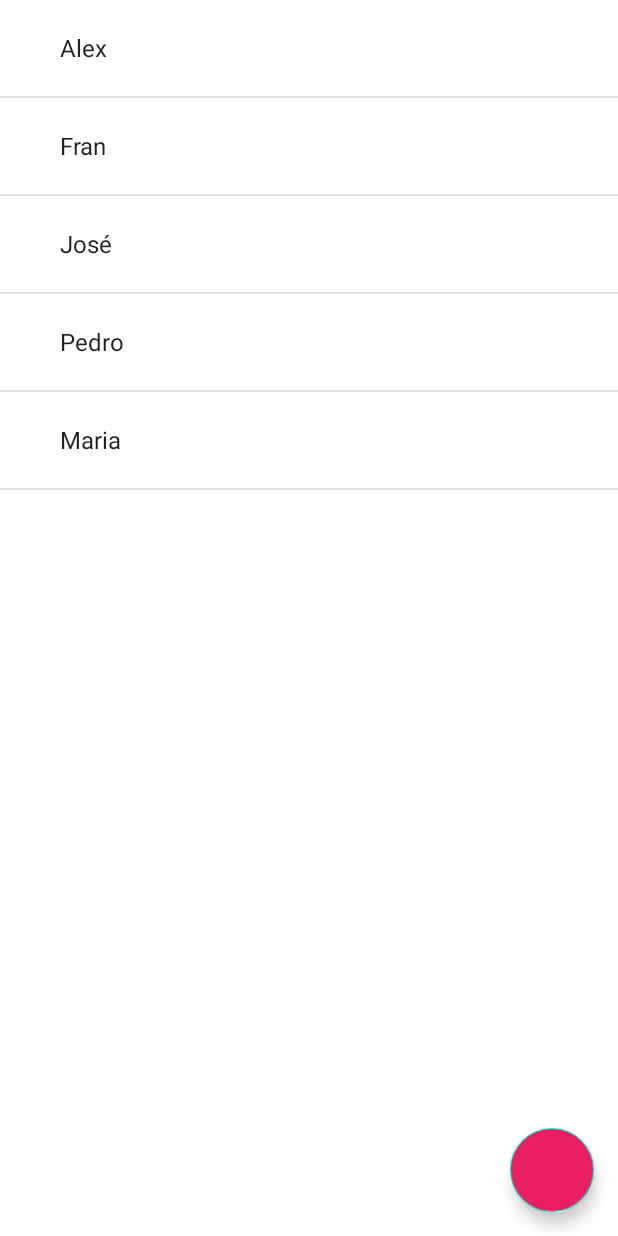
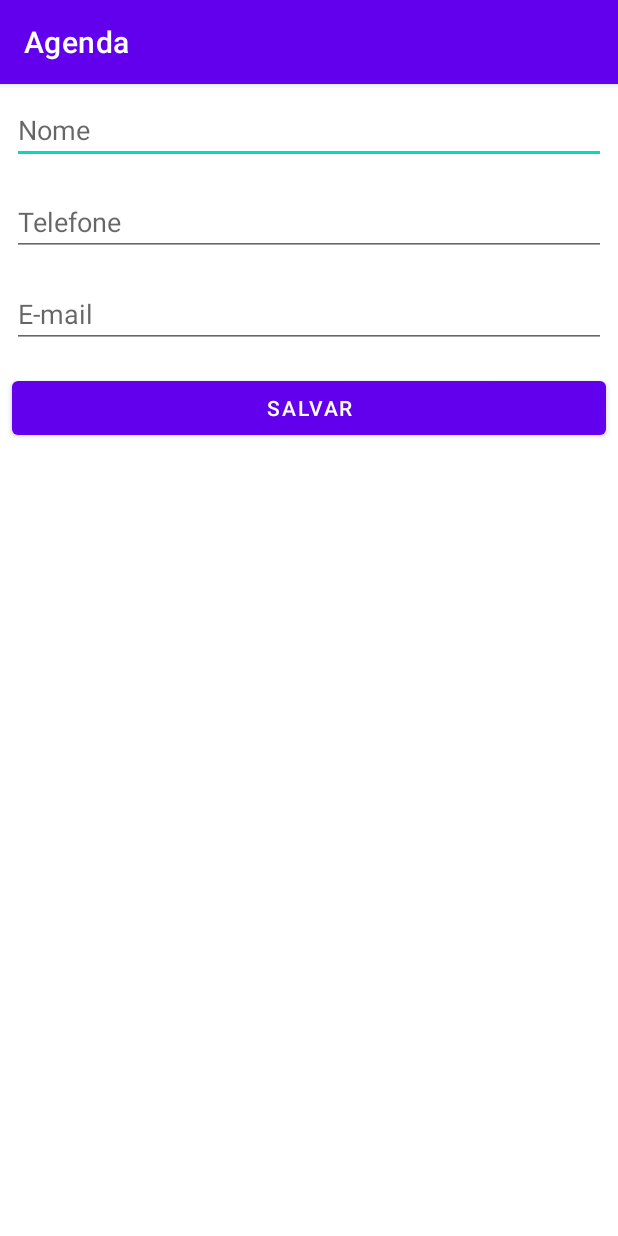
Before and after one commit to egonlr/Agenda, an Android app: the screen it shows after launch (MainActivity before the commit, FormularioAlunoActivity after it), on a phone screen of 412 x 824 dp. Run offline under Robolectric (Android 15) with nearby library versions, the phone set to English and light mode, and no system bars.

Commit message:
Trabalhando com arquivo fonte do layout

```diff
--- a/app/build.gradle
+++ b/app/build.gradle
@@ -33,6 +33,7 @@ dependencies {
     implementation 'com.google.android.material:material:1.4.0'
     implementation 'androidx.annotation:annotation:1.2.0'
     implementation 'org.jetbrains:annotations:15.0'
+    implementation 'androidx.constraintlayout:constraintlayout:2.0.4'
     testImplementation 'junit:junit:'
     androidTestImplementation 'androidx.test.ext:junit:1.1.3'
     androidTestImplementation 'androidx.test.espresso:espresso-core:3.4.0'
--- /dev/null
+++ b/app/src/main/java/com/example/agenda/ui/activity/FormularioAlunoActivity.java
@@ -0,0 +1,16 @@
+package com.example.agenda.ui.activity;
+
+import androidx.appcompat.app.AppCompatActivity;
+
+import android.os.Bundle;
+
+import com.example.agenda.R;
+
+public class FormularioAlunoActivity extends AppCompatActivity {
+
+    @Override
+    protected void onCreate(Bundle savedInstanceState) {
+        super.onCreate(savedInstanceState);
+        setContentView(R.layout.activity_formulario_aluno);
+    }
+}
--- a/app/src/main/java/com/example/agenda/MainActivity.java
+++ b/app/src/main/java/com/example/agenda/ui/activity/ListaAlunosActivity.java
@@ -1,31 +1,28 @@
-package com.example.agenda;
+package com.example.agenda.ui.activity;
 
-import android.app.Activity;
 import android.os.Bundle;
-import android.view.View;
 import android.widget.ArrayAdapter;
 import android.widget.ListView;
-import android.widget.TextView;
-import android.widget.Toast;
 
 import androidx.annotation.Nullable;
+import androidx.appcompat.app.AppCompatActivity;
 
-import org.w3c.dom.Text;
+import com.example.agenda.R;
 
+import java.util.ArrayList;
 import java.util.Arrays;
-import java.util.ArrayList;
 import java.util.List;
 
-public class MainActivity extends Activity {
+public class ListaAlunosActivity extends AppCompatActivity {
 
     @Override
     protected void onCreate(@Nullable Bundle savedInstanceState) {
         super.onCreate(savedInstanceState);
 
-        setContentView(R.layout.activity_main);
-
+        setContentView(R.layout.activity_lista_alunos);
+        setTitle("Lista de alunos");
         List<String> alunos = new ArrayList<>(Arrays.asList("Alex", "Fran", "José", "Pedro", "Maria"));
-        ListView listaDeAlunos = findViewById(R.id.activity_main_lista_de_alunos);
+        ListView listaDeAlunos = findViewById(R.id.activity_lista_alunos_listview);
         listaDeAlunos.setAdapter(new ArrayAdapter<>(this, android.R.layout.simple_expandable_list_item_1, alunos));
 
     }
--- /dev/null
+++ b/app/src/main/res/layout/activity_formulario_aluno.xml
@@ -0,0 +1,36 @@
+<?xml version="1.0" encoding="utf-8"?>
+<LinearLayout xmlns:android="http://schemas.android.com/apk/res/android"
+
+    android:layout_width="match_parent"
+    android:layout_height="match_parent"
+    android:orientation="vertical">
+
+    <EditText android:id="@+id/activity_formulario_aluno_nome"
+        android:layout_width="match_parent"
+        android:layout_margin="8dp"
+        android:hint="Nome"
+        android:inputType="textCapWords"
+        android:layout_height="wrap_content"/>
+
+    <EditText android:id="@+id/activity_formulario_aluno_telefone"
+        android:layout_width="match_parent"
+        android:layout_margin="8dp"
+        android:hint="Telefone"
+        android:inputType="number"
+        android:layout_height="wrap_content"/>
+
+    <EditText android:id="@+id/activity_formulario_aluno_email"
+        android:layout_width="match_parent"
+        android:layout_margin="8dp"
+        android:hint="E-mail"
+        android:inputType="textEmailAddress"
+        android:layout_height="wrap_content"/>
+
+    <Button android:id="@+id/activity_formulario_aluno_botao_salvar"
+        android:layout_width="match_parent"
+        android:layout_margin="8dp"
+        android:text="Salvar"
+        android:layout_height="wrap_content"/>
+
+
+</LinearLayout>
--- a/app/src/main/res/layout/activity_main.xml
+++ b/app/src/main/res/layout/activity_lista_alunos.xml
@@ -7,19 +7,19 @@
     app:layoutDescription="@xml/activity_main_scene">
 
     <com.google.android.material.floatingactionbutton.FloatingActionButton
-        android:id="@+id/activity_main_fab_novo_aluno"
+        android:id="@+id/activity_lista_alunos_fab_novo_aluno"
         android:layout_width="wrap_content"
         android:layout_height="wrap_content"
         android:layout_alignParentEnd="true"
         android:layout_alignParentBottom="true"
         android:layout_marginEnd="16dp"
         android:layout_marginBottom="16dp"
-        android:backgroundTint="#E91E63"
         android:clickable="true"
+        android:src="@drawable/ic_action_novo_aluno"
         android:focusable="true" />
 
     <ListView
-        android:id="@+id/activity_main_lista_de_alunos"
+        android:id="@+id/activity_lista_alunos_listview"
         android:layout_width="match_parent"
         android:layout_height="match_parent" />
 
```
Also changed, not shown: app/src/main/AndroidManifest.xml (+16 -4 lines).
